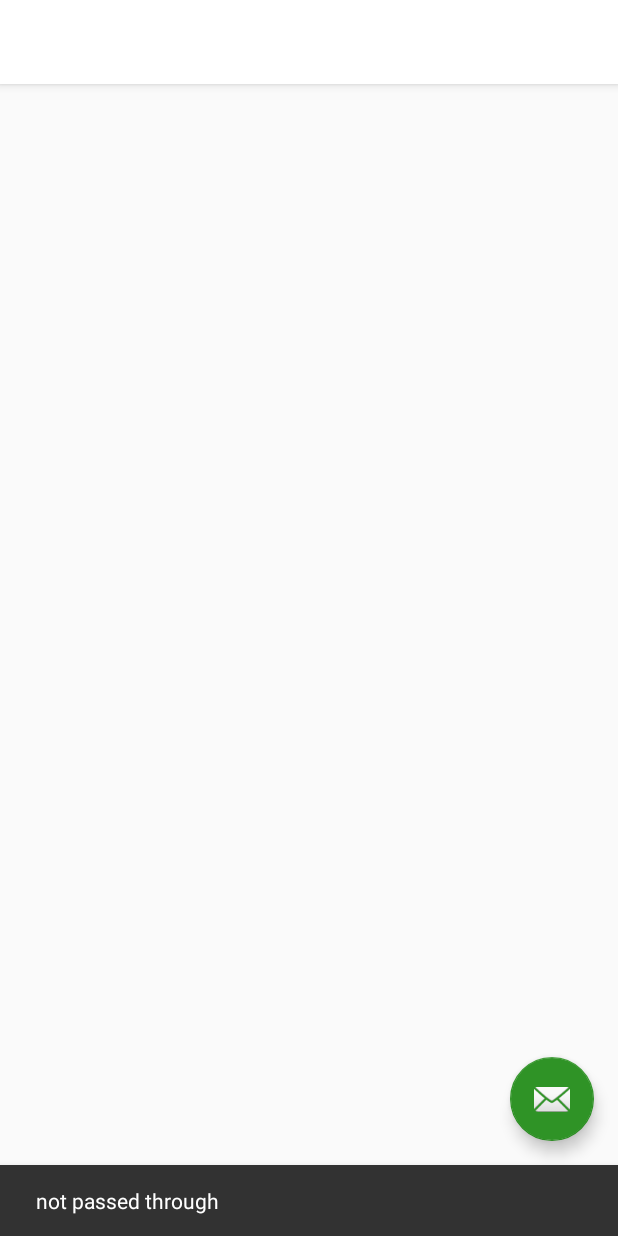
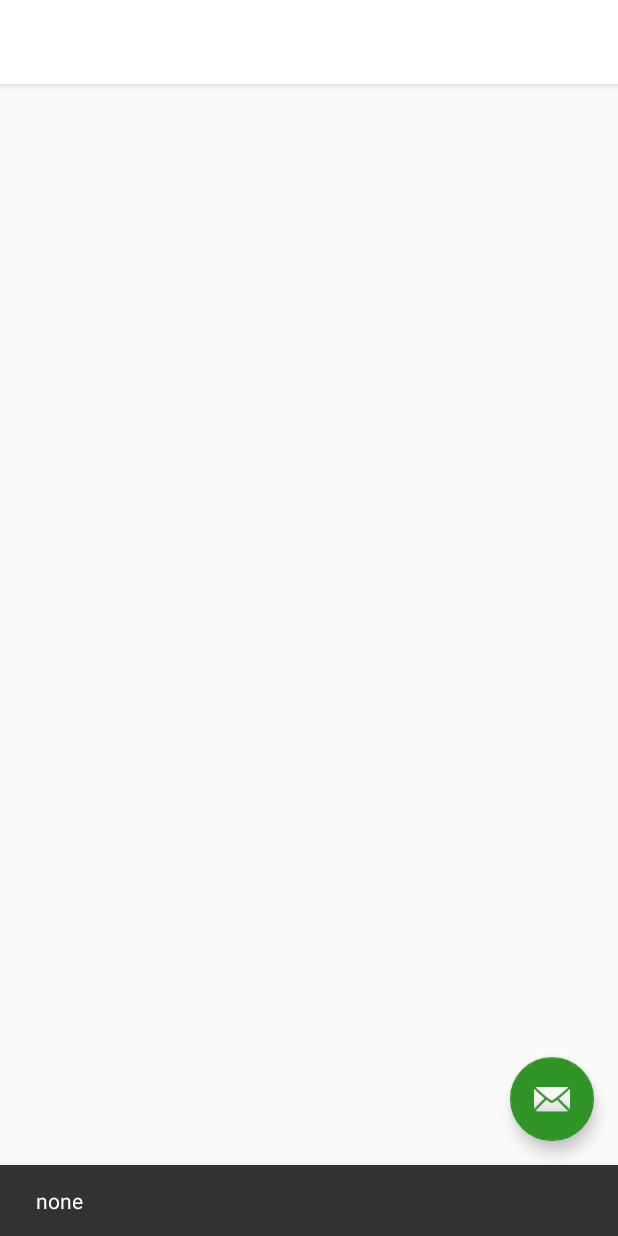
Before and after one commit to josh905/Daita, an Android app: the DisplayDataActivity screen opened directly, with no data from a screen before it, after a tap on an icon or button, on a phone screen of 412 x 824 dp. Run offline under Robolectric (Android 15) with nearby library versions, the phone set to English and light mode, and no system bars.

Commit message:
PlaceHandler additions

```diff
--- a/app/src/main/java/daita/daita/DisplayDataActivity.java
+++ b/app/src/main/java/daita/daita/DisplayDataActivity.java
@@ -8,9 +8,17 @@ import android.support.v7.widget.Toolbar;
 import android.view.View;
 
 public class DisplayDataActivity extends AppCompatActivity {
-    private String locPicked;
 
-    //MapsActivityPick pick = new MapsActivityPick(locPicked);
+
+
+
+    PlaceHandler place = new PlaceHandler();
+    private String locationChosen = place.getLocationChosen();
+
+
+
+
+
 
     @Override
     protected void onCreate(Bundle savedInstanceState) {
@@ -23,11 +31,13 @@ public class DisplayDataActivity extends AppCompatActivity {
         fab.setOnClickListener(new View.OnClickListener() {
             @Override
             public void onClick(View view) {
-                if(locPicked.equals("fingal")){
+
+
+                if(locationChosen.equals("fingal")){
                     Snackbar.make(view, "fingal", Snackbar.LENGTH_LONG)
                             .setAction("Action", null).show();
                 }
-                else if(locPicked.equals("none")){
+                else if(locationChosen.equals("none")){
                     Snackbar.make(view, "none", Snackbar.LENGTH_LONG)
                             .setAction("Action", null).show();
                 }
--- a/app/src/main/java/daita/daita/MainInterface.java
+++ b/app/src/main/java/daita/daita/MainInterface.java
@@ -14,6 +14,6 @@ public interface MainInterface {
     boolean unsetFindBtnClicked();
 */
 
-    String locPicked(String locPicked);
+
 
 }
--- /dev/null
+++ b/app/src/main/java/daita/daita/PlaceHandler.java
@@ -0,0 +1,25 @@
+package daita.daita;
+
+/**
+ * Created on 14/03/2017.
+ */
+
+public class PlaceHandler{
+
+    private String locationChosen;
+
+    public PlaceHandler(){
+        locationChosen = "none";
+    }
+
+    public void setLocationChosen(String newLocation){
+        this.locationChosen = newLocation;
+    }
+
+    public String getLocationChosen(){
+        return locationChosen;
+    }
+
+
+
+}
```
Also changed, not shown: app/src/main/java/daita/daita/MapsActivityPick.java (+12 -15 lines), 1 other file.
